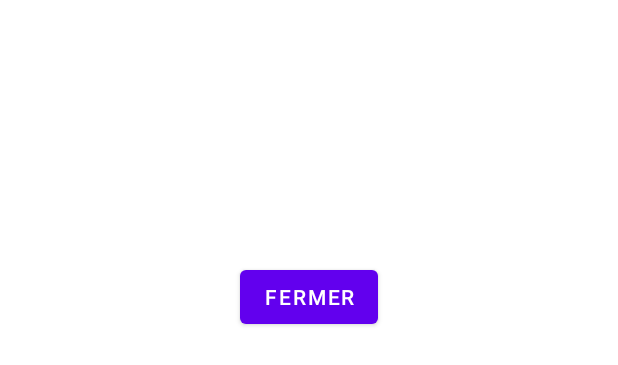
After one commit to TristeTempsChang/mds-android-geatles, an Android app: the layout dialog_character_details.xml on its own in the app's theme, with its tools: preview values and no code run, on a phone screen of 412 x 824 dp. The commit adds this screen. Shown: the top 365 px of the screen. Run offline under Robolectric (Android 15) with nearby library versions, the phone set to English and light mode, and no system bars.

Commit message:
c bon chef

```diff
--- a/app/build.gradle
+++ b/app/build.gradle
@@ -76,5 +76,6 @@ dependencies {
     implementation libs.retrofit
     // Converter Gson (lib convert object to JSON)
     implementation libs.converter.gson
+    implementation libs.constraintlayout
 
 }
--- /dev/null
+++ b/app/src/main/res/layout/dialog_character_details.xml
@@ -0,0 +1,48 @@
+<?xml version="1.0" encoding="utf-8"?>
+<LinearLayout xmlns:android="http://schemas.android.com/apk/res/android"
+    android:layout_width="match_parent"
+    android:layout_height="wrap_content"
+    android:orientation="vertical"
+    android:padding="16dp">
+
+    <TextView
+        android:id="@+id/character_name"
+        android:layout_width="wrap_content"
+        android:layout_height="wrap_content"
+        android:layout_marginTop="8dp"
+        android:textSize="18sp"
+        android:textStyle="bold" />
+
+    <TextView
+        android:id="@+id/character_status"
+        android:layout_width="wrap_content"
+        android:layout_height="wrap_content"
+        android:layout_marginTop="8dp" />
+
+    <TextView
+        android:id="@+id/character_type"
+        android:layout_width="wrap_content"
+        android:layout_height="wrap_content"
+        android:layout_marginTop="8dp" />
+
+    <TextView
+        android:id="@+id/character_species"
+        android:layout_width="wrap_content"
+        android:layout_height="wrap_content"
+        android:layout_marginTop="8dp" />
+
+    <TextView
+        android:id="@+id/character_gender"
+        android:layout_width="wrap_content"
+        android:layout_height="wrap_content"
+        android:layout_marginTop="8dp" />
+
+    <Button
+        android:id="@+id/closeButton"
+        android:layout_width="wrap_content"
+        android:layout_height="wrap_content"
+        android:layout_marginTop="16dp"
+        android:text="Fermer"
+        android:layout_gravity="center_horizontal" />
+
+</LinearLayout>
```
Also changed, not shown: app/src/main/java/fr/mds/helloworld/MainActivity.java (+69 -16 lines).
